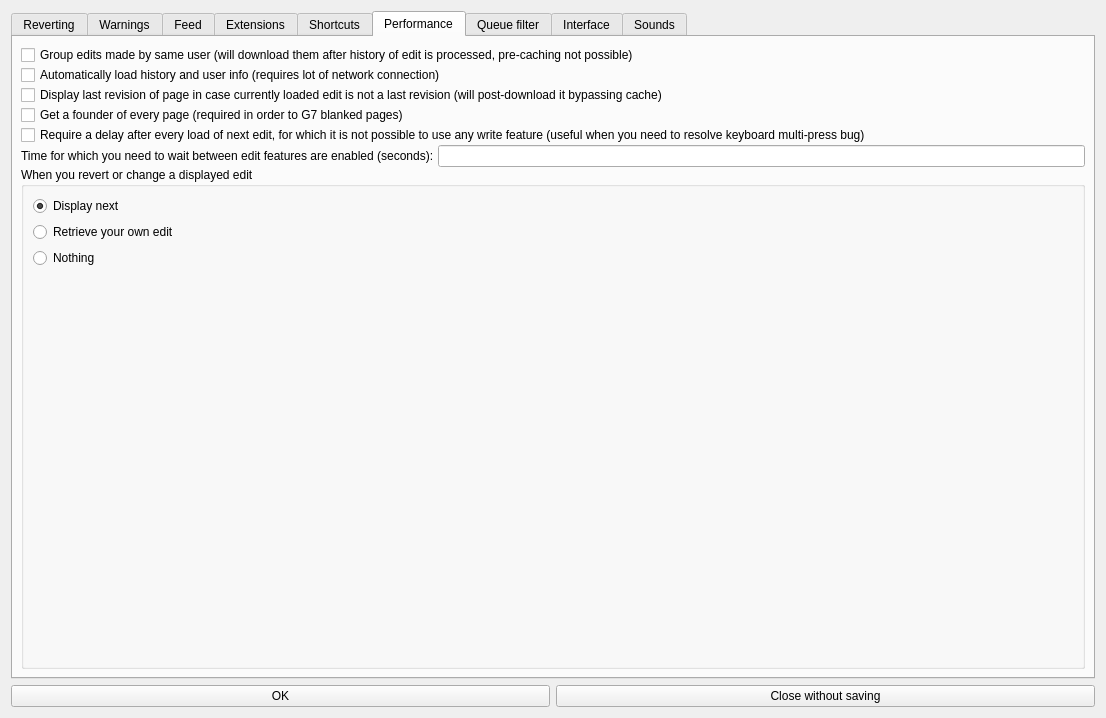
First picture: the form in huggle/preferences.ui, repository huggle/huggle3-qt-lx, before the edit.
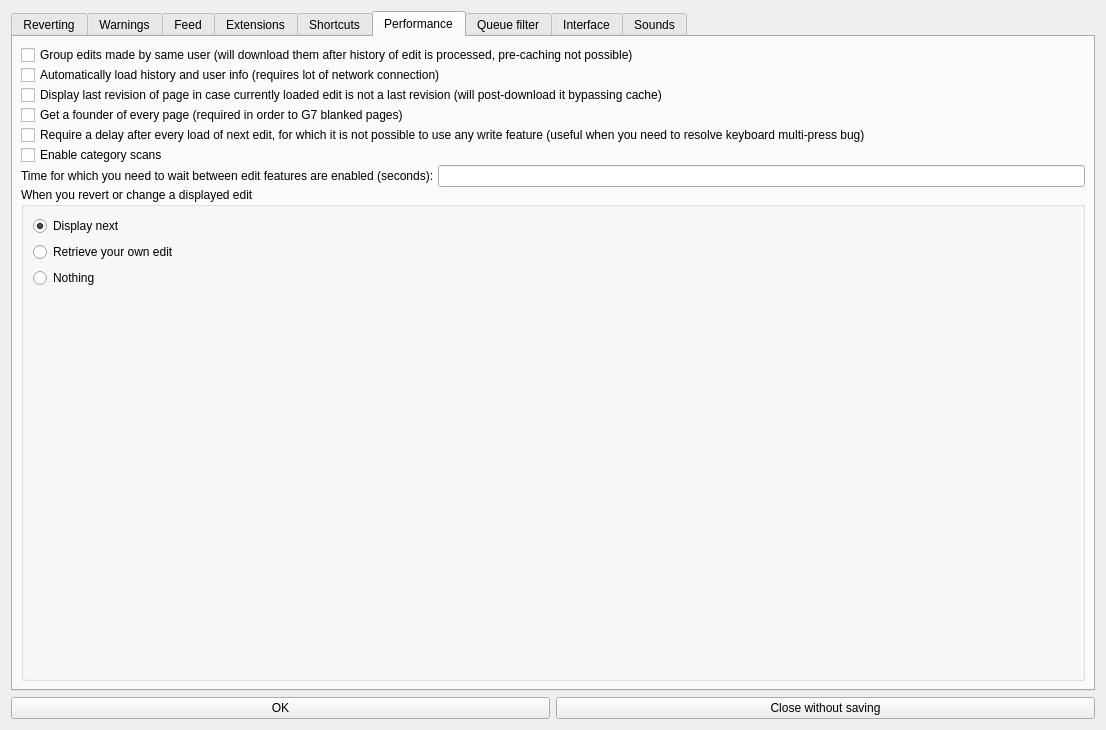
Second picture: the form after the edit. The open tabs and pages were chosen to show the change. Icons and pictures are not drawn.

Commit message:
made it possible to disable category scans
so that people with slow internet connection who don't want to use
filters with categories can have 1 less API query per every edit

```diff
--- a/huggle/preferences.ui
+++ b/huggle/preferences.ui
@@ -7,7 +7,7 @@
     <x>0</x>
     <y>0</y>
     <width>1106</width>
-    <height>718</height>
+    <height>730</height>
    </rect>
   </property>
   <property name="sizePolicy">
@@ -484,6 +484,13 @@
          </property>
         </widget>
        </item>
+       <item>
+        <widget class="QCheckBox" name="cbCatScans">
+         <property name="text">
+          <string>Enable category scans</string>
+         </property>
+        </widget>
+       </item>
        <item>
         <layout class="QHBoxLayout" name="horizontalLayout_6">
          <property name="spacing">
```
Left out of the diff: 2 changed lines with no effect on the pictures. The commit also changes 6 other files.
